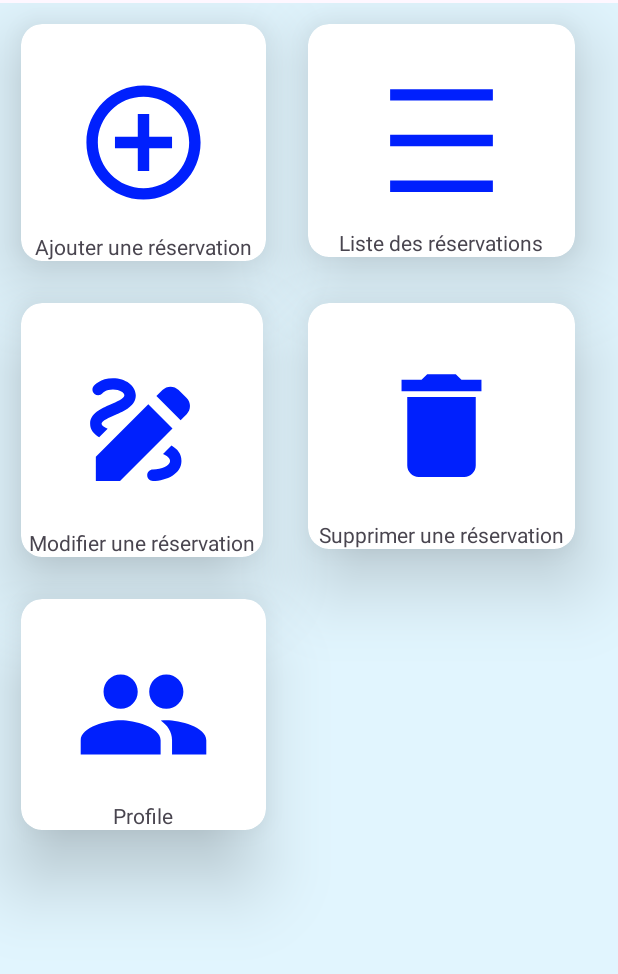
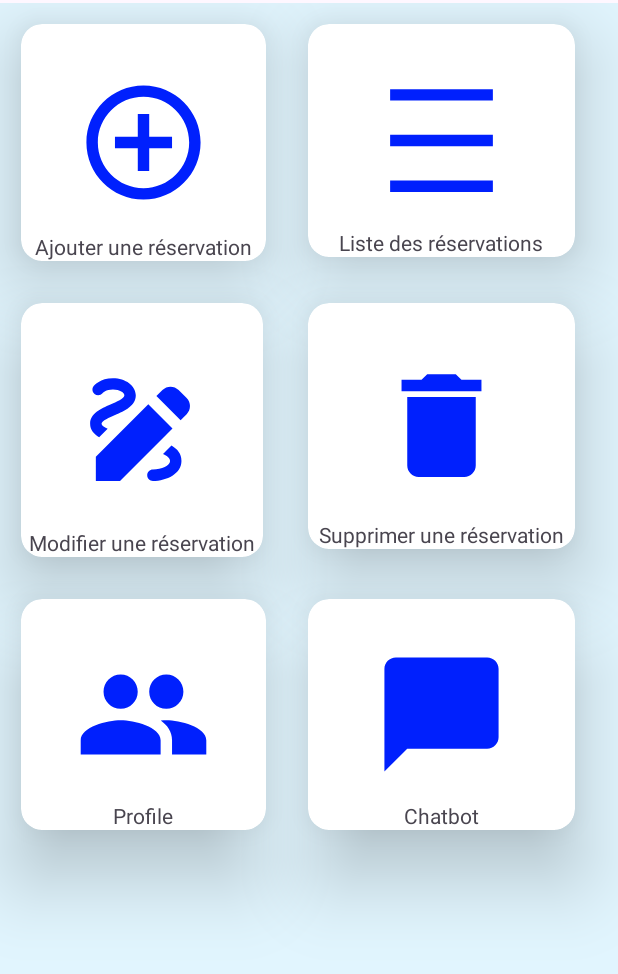
Before and after one commit to hechmi10/TourisTick, an Android app: the ReservationManagementActivity screen opened directly, with no data from a screen before it, on a phone screen of 412 x 824 dp, the part 155-1129 px from its top. Run offline under Robolectric (Android 15) with nearby library versions, the phone set to English and light mode, and no system bars.

Commit message:
Chatbot 1

```diff
--- a/app/src/main/java/tn/esprit/touristick/activities/ReservationManagementActivity.kt
+++ b/app/src/main/java/tn/esprit/touristick/activities/ReservationManagementActivity.kt
@@ -41,6 +41,10 @@ class ReservationManagementActivity:AppCompatActivity() {
             }
             startActivity(intent)
         }
+        binding.cvChatbot.setOnClickListener {
+            val intent=Intent(this,ChatbotActivity::class.java)
+            startActivity(intent)
+        }
         binding.btnSignOut.setOnClickListener{
             val intent=Intent(this,MainActivity::class.java)
             startActivity(intent)
--- /dev/null
+++ b/app/src/main/res/drawable/chatbot.xml
@@ -0,0 +1,5 @@
+<vector xmlns:android="http://schemas.android.com/apk/res/android" android:height="24dp" android:tint="#0020FD" android:viewportHeight="24" android:viewportWidth="24" android:width="24dp">
+
+    <path android:fillColor="@android:color/white" android:pathData="M20,2H4c-1.1,0 -2,0.9 -2,2v18l4,-4h14c1.1,0 2,-0.9 2,-2V4c0,-1.1 -0.9,-2 -2,-2z"/>
+
+</vector>
--- a/app/src/main/res/layout/activity_reservation_management.xml
+++ b/app/src/main/res/layout/activity_reservation_management.xml
@@ -173,6 +173,32 @@
 
         </androidx.cardview.widget.CardView>
 
+        <androidx.cardview.widget.CardView
+            android:id="@+id/cvChatbot"
+            android:layout_width="178dp"
+            android:layout_height="154dp"
+            android:layout_margin="14dp"
+            app:cardCornerRadius="14dp"
+            app:cardElevation="30dp"
+            app:layout_column="1"
+            app:layout_row="2">
+
+            <TextView
+                android:id="@+id/tvChatbot"
+                android:layout_width="wrap_content"
+                android:layout_height="wrap_content"
+                android:layout_gravity="bottom|center_horizontal"
+                android:text="Chatbot" />
+
+            <ImageView
+                android:id="@+id/ivChatbot"
+                android:layout_width="106dp"
+                android:layout_height="91dp"
+                android:layout_gravity="center"
+                app:srcCompat="@drawable/chatbot" />
+
+        </androidx.cardview.widget.CardView>
+
     </androidx.gridlayout.widget.GridLayout>
 
     <Button
```
Also changed, not shown: app/src/main/java/tn/esprit/touristick/activities/ChatbotActivity.kt (added, +15 -0 lines), app/src/main/res/layout/activity_chatbot.xml (added, +49 -0 lines).
